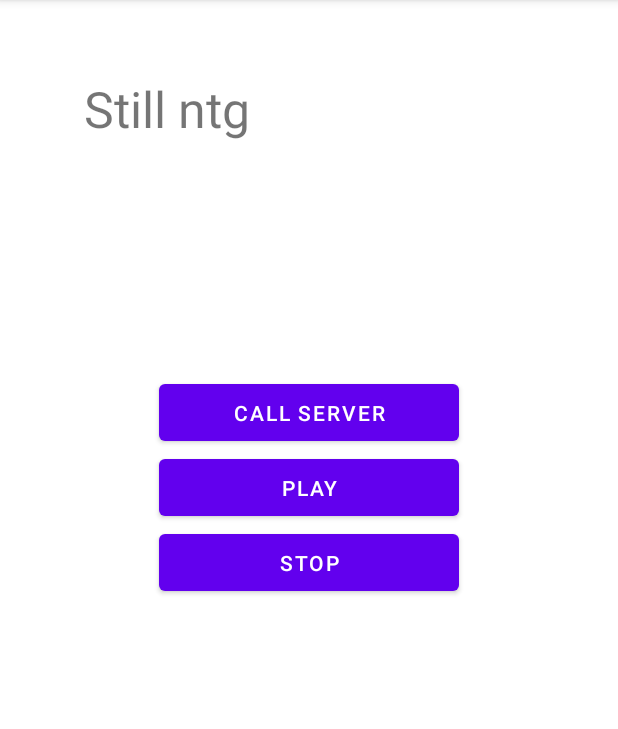
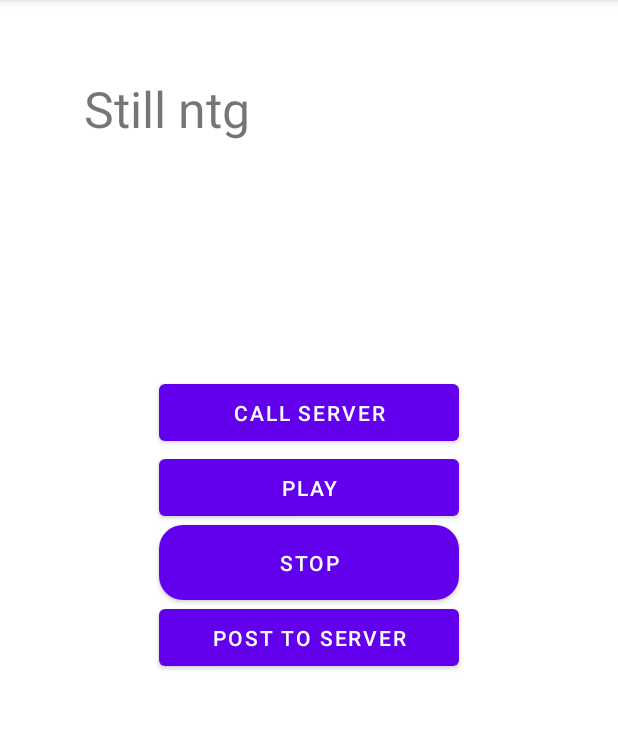
Before and after one commit to bkkurandwad/DialogueFlow, an Android app: the screen it shows after launch (ServerActivity), after a tap on "SERVER", on a phone screen of 412 x 824 dp, the part 84-813 px from its top. Run offline under Robolectric (Android 15) with nearby library versions, the phone set to English and light mode, and no system bars.

Commit message:
posting to server and round buttons updated

```diff
--- /dev/null
+++ b/app/src/main/java/com/example/dialogue/models/StringConverterFactory.java
@@ -0,0 +1,29 @@
+package com.example.dialogue.models;
+import okhttp3.MediaType;
+import okhttp3.RequestBody;
+import retrofit2.Converter;
+import retrofit2.Retrofit;
+import java.io.IOException;
+import java.lang.annotation.Annotation;
+import java.lang.reflect.Type;
+
+public class StringConverterFactory extends Converter.Factory {
+    private static final MediaType MEDIA_TYPE = MediaType.get("text/plain");
+
+    public static StringConverterFactory create() {
+        return new StringConverterFactory();
+    }
+
+    @Override
+    public Converter<String, RequestBody> requestBodyConverter(Type type, Annotation[] parameterAnnotations, Annotation[] methodAnnotations, Retrofit retrofit) {
+        if (String.class.equals(type)) {
+            return new Converter<String, RequestBody>() {
+                @Override
+                public RequestBody convert(String value) throws IOException {
+                    return RequestBody.create(MEDIA_TYPE, value);
+                }
+            };
+        }
+        return null;
+    }
+}
--- a/app/src/main/java/com/example/dialogue/network/ApiService.java
+++ b/app/src/main/java/com/example/dialogue/network/ApiService.java
@@ -5,6 +5,7 @@ import okhttp3.ResponseBody;
 import retrofit2.Call;
 import retrofit2.http.Body;
 import retrofit2.http.GET;
+import retrofit2.http.Headers;
 import retrofit2.http.POST;
 
 public interface ApiService {
@@ -13,8 +14,9 @@ public interface ApiService {
     @POST("/synthesis") // Replace with your endpoint
     Call<Void> synthesizeText(@Body TextRequest textRequest);
 
-   // @POST("/posttoken")
-    //Call<Void> sendFCMTokenToServer(@Body String requestBody);
+    @Headers("Content-Type: application/json")
+    @POST("/posttoken")
+    Call<Void> sendFCMTokenToServer(@Body String body);
 
     @GET("/call")
     Call<ResponseBody> getCallResponse();
--- a/app/src/main/java/com/example/dialogue/network/RetrofitClient.java
+++ b/app/src/main/java/com/example/dialogue/network/RetrofitClient.java
@@ -1,6 +1,8 @@
 package com.example.dialogue.network;
 
 import com.example.dialogue.helpers.LenientGsonConverterFactory;
+import com.example.dialogue.models.StringConverterFactory;
+
 import okhttp3.OkHttpClient;
 import retrofit2.Retrofit;
 
@@ -22,6 +24,7 @@ public class RetrofitClient {
             retrofit = new Retrofit.Builder()
                     .baseUrl(baseUrl)
                     .client(okHttpClient)
+                    .addConverterFactory(StringConverterFactory.create())
                     .addConverterFactory(LenientGsonConverterFactory.create())
                     .build();
         }
--- /dev/null
+++ b/app/src/main/res/drawable/rounded_button.xml
@@ -0,0 +1,5 @@
+<?xml version="1.0" encoding="utf-8"?>
+<shape xmlns:android="http://schemas.android.com/apk/res/android">
+    <solid android:color="#FF6200EE"/> <!-- Background color of the button -->
+    <corners android:radius="16dp"/>   <!-- Corner radius -->
+</shape>
--- a/app/src/main/res/layout/activity_server.xml
+++ b/app/src/main/res/layout/activity_server.xml
@@ -33,6 +33,7 @@
         android:layout_centerHorizontal="true"
         android:layout_marginTop="350dp"
         android:onClick="STOPNOW"
+        android:background="@drawable/rounded_button"
         />
 
     <TextView
@@ -44,4 +45,13 @@
         android:layout_centerHorizontal="true"
         android:layout_marginTop="50dp"/>
 
+    <Button
+        android:text="post to server"
+        android:layout_width="200dp"
+        android:layout_height="50dp"
+        android:layout_centerHorizontal="true"
+        android:layout_marginTop="400dp"
+        android:onClick="postserver"
+        />
+
 </RelativeLayout>
```
Also changed, not shown: app/src/main/java/com/example/dialogue/ServerActivity.java (+41 -65 lines), app/src/main/res/layout/activity_firstpage.xml (+7 -4 lines).
